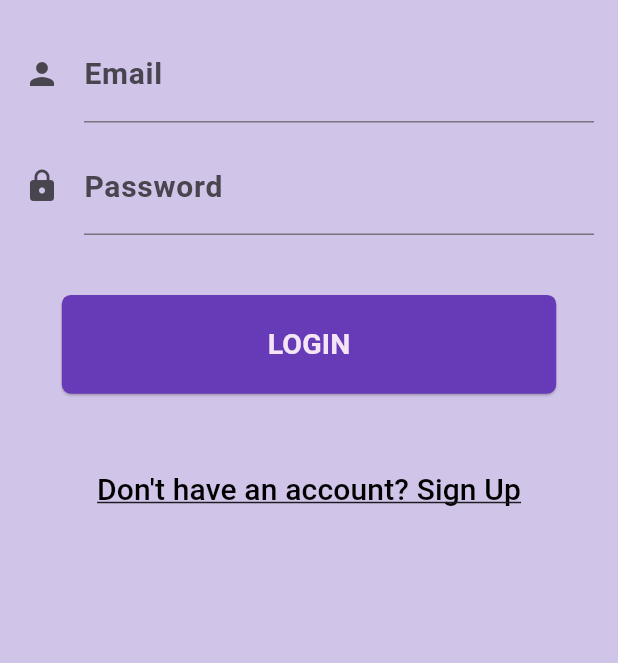
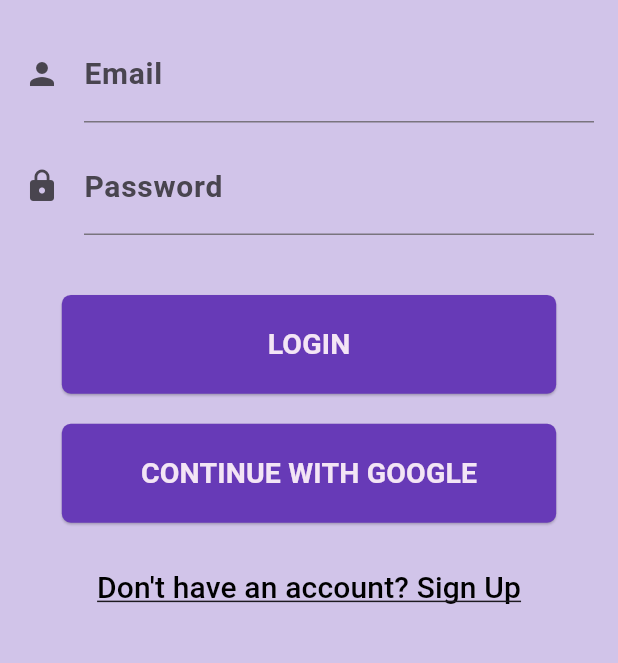
Before and after one commit to softengen/MBTI_Personality_App, a Flutter app: the screen it shows after launch, on a phone screen of 412 x 824 dp, the part 407-1070 px from its top. Run offline on Flutter 3.47's test engine with Material 3 defaults, Android fonts, the phone set to English and light mode, and no system bars; our stand-ins replace cloud_firestore, firebase_auth, firebase_core, google_sign_in, top_snackbar_flutter; accounts and stored records are empty; project files that could hold a hidden picture were left out.

Commit message:
final update...

```diff
--- a/lib/UserProfile.dart
+++ b/lib/UserProfile.dart
@@ -76,7 +76,7 @@ class _UserProfileState extends State<UserProfile> {
                 String? personalityName = userData["personality"], imageLocation;
                 if(personalityName == null)
                 {
-                  imageLocation = "assets/images/8.jpeg";
+                  imageLocation = "assets/images/user.png";
                 }
                 else
                 {
--- a/lib/login_screen.dart
+++ b/lib/login_screen.dart
@@ -126,68 +126,72 @@ class _LoginPageState extends State<LoginPage> {
                   const SizedBox(height: 20),
 
                   // google login
-                  // Container(
-                  //   height: h * .08,
-                  //   width: w * .8,
-                  //   child: ElevatedButton(
-                  //     onPressed: () async {
-                  //       try {
-                  //         await authServiceGoogle().signInWithGoogle(context);
-                  //         // Sign in with Google
-                  //         final UserCredential userCredential =
-                  //             await authServiceGoogle().signUpWithGoogle();
-                  //
-                  //        // User successfully signed in
-                  //         final User? user = userCredential.user;
-                  //         if (user != null) {
-                  //           // Navigate to personality page
-                  //           Navigator.pushReplacement(
-                  //             context,
-                  //             MaterialPageRoute(
-                  //                 builder: (context) => personalityPage()),
-                  //           );
-                  //
-                  //           showTopSnackBar(
-                  //             Overlay.of(context),
-                  //             const CustomSnackBar.success(
-                  //               message: 'Welcome Back!',
-                  //             ),
-                  //           );
-                  //
-                  //         } else {
-                  //           // Handle error: user is null
-                  //           showTopSnackBar(
-                  //             Overlay.of(context),
-                  //             const CustomSnackBar.error(
-                  //               message: 'Create with google in Sign Up Page.',
-                  //             ),
-                  //           );
-                  //           log('User is null');
-                  //         }
-                  //       } catch (e) {
-                  //         log('Error signing in with Google: $e');
-                  //       }
-                  //     },
-                  //
-                  //     // design of elevated button
-                  //     style: ElevatedButton.styleFrom(
-                  //       backgroundColor: Colors.deepPurple,
-                  //       elevation: 0.7,
-                  //       shape: RoundedRectangleBorder(
-                  //           borderRadius: BorderRadius.circular(6)),
-                  //       // padding: EdgeInsets.all(1),
-                  //     ),
-                  //     child: Text(
-                  //       'CONTINUE WITH GOOGLE',
-                  //       style: TextStyle(
-                  //         fontSize: 19,
-                  //         fontWeight: FontWeight.bold,
-                  //         fontFamily: '',
-                  //         color: Colors.purple.shade50,
-                  //       ),
-                  //     ),
-                  //   ),
-                  // ),
+                  Container(
+                    height: h * .08,
+                    width: w * .8,
+                    child: ElevatedButton(
+                      onPressed: () async
+                      {
+                        await authServiceGoogle().signInWithGoogle(context);
+                      },
+                      //     () async {
+                      //   try {
+                      //     await authServiceGoogle().signInWithGoogle(context);
+                      //     // Sign in with Google
+                      //     final UserCredential userCredential =
+                      //         await authServiceGoogle().signUpWithGoogle();
+                      //
+                      //    // User successfully signed in
+                      //     final User? user = userCredential.user;
+                      //     if (user != null) {
+                      //       // Navigate to personality page
+                      //       Navigator.pushReplacement(
+                      //         context,
+                      //         MaterialPageRoute(
+                      //             builder: (context) => personalityPage()),
+                      //       );
+                      //
+                      //       showTopSnackBar(
+                      //         Overlay.of(context),
+                      //         const CustomSnackBar.success(
+                      //           message: 'Welcome Back!',
+                      //         ),
+                      //       );
+                      //
+                      //     } else {
+                      //       // Handle error: user is null
+                      //       showTopSnackBar(
+                      //         Overlay.of(context),
+                      //         const CustomSnackBar.error(
+                      //           message: 'Create with google in Sign Up Page.',
+                      //         ),
+                      //       );
+                      //       log('User is null');
+                      //     }
+                      //   } catch (e) {
+                      //     log('Error signing in with Google: $e');
+                      //   }
+                      // },
+
+                      // design of elevated button
+                      style: ElevatedButton.styleFrom(
+                        backgroundColor: Colors.deepPurple,
+                        elevation: 0.7,
+                        shape: RoundedRectangleBorder(
+                            borderRadius: BorderRadius.circular(6)),
+                        // padding: EdgeInsets.all(1),
+                      ),
+                      child: Text(
+                        'CONTINUE WITH GOOGLE',
+                        style: TextStyle(
+                          fontSize: 19,
+                          fontWeight: FontWeight.bold,
+                          fontFamily: '',
+                          color: Colors.purple.shade50,
+                        ),
+                      ),
+                    ),
+                  ),
 
                   // < -- sign up button section -- >
 
```
Also changed, not shown: pubspec.lock, 1 other file.
